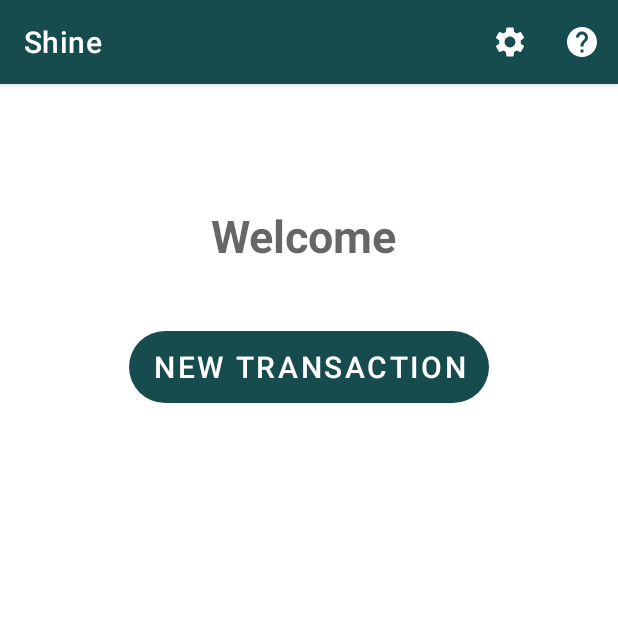
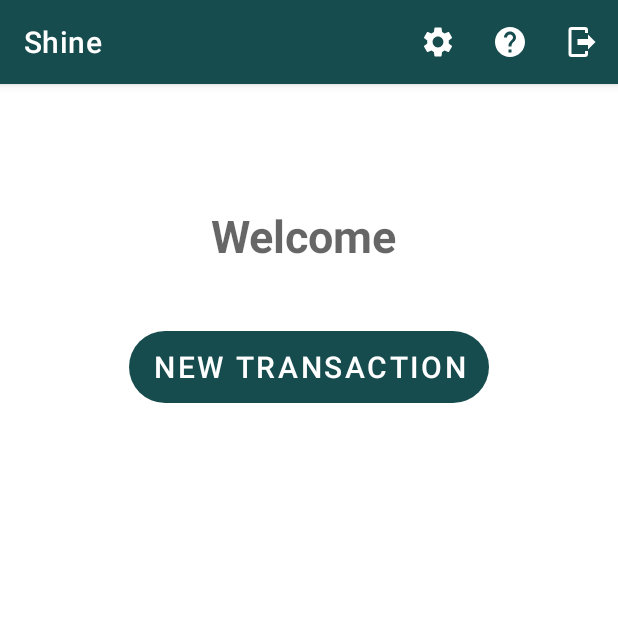
Before and after one commit to amalik23/Shine, an Android app: the HomeScreenActivity screen opened directly, with no data from a screen before it, on a phone screen of 412 x 824 dp, the top half of it. Run offline under Robolectric (Android 15) with nearby library versions, the phone set to English and light mode, and no system bars; our stand-ins replace Firebase (no records; nobody signed in at launch, a user with empty details on screens opened directly).

Commit message:
Update action_bar.xml

```diff
--- a/app/src/main/res/menu/action_bar.xml
+++ b/app/src/main/res/menu/action_bar.xml
@@ -4,11 +4,17 @@
     <item android:id="@+id/action_settings"
         android:icon="@drawable/ic_settings_24"
         android:title="settings"
-        app:showAsAction="always"/>
+        app:showAsAction="always" />
 
     <item android:id="@+id/action_help"
         android:icon="@drawable/ic_help_24"
         app:showAsAction="always"
         android:title="help" />
 
+    <item
+        android:id="@+id/homeScreenLogout"
+        android:title="logout"
+        android:icon="@drawable/ic_logout_icon_138409"
+        app:showAsAction="always"/>
+
 </menu>
```
